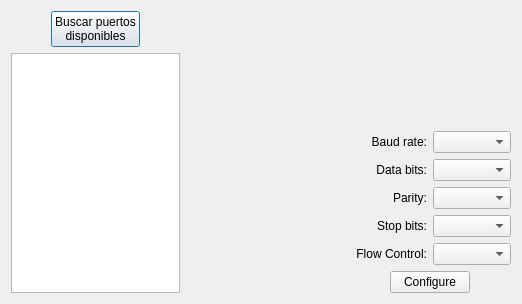
Before: the Qt Designer form portconfig.ui in juankti/plot-serial, drawn with Qt 5.
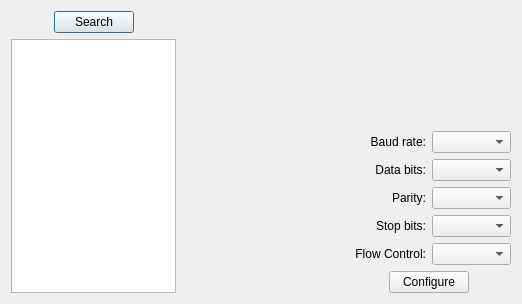
After: the same form once the commit is applied.

The edit to the form file:
```diff
--- a/portconfig.ui
+++ b/portconfig.ui
@@ -10,9 +10,18 @@
     <height>304</height>
    </rect>
   </property>
+  <property name="maximumSize">
+   <size>
+    <width>522</width>
+    <height>304</height>
+   </size>
+  </property>
   <property name="windowTitle">
    <string>Dialog</string>
   </property>
+  <property name="sizeGripEnabled">
+   <bool>false</bool>
+  </property>
   <layout class="QVBoxLayout" name="verticalLayout_5">
    <property name="sizeConstraint">
     <enum>QLayout::SizeConstraint::SetMinAndMaxSize</enum>
@@ -41,12 +50,14 @@
          </item>
          <item>
           <widget class="QPushButton" name="btnPorts">
+           <property name="layoutDirection">
+            <enum>Qt::LayoutDirection::LeftToRight</enum>
+           </property>
            <property name="autoFillBackground">
             <bool>true</bool>
            </property>
            <property name="text">
-            <string>Buscar puertos
-disponibles</string>
+            <string>Search</string>
            </property>
           </widget>
          </item>
```
